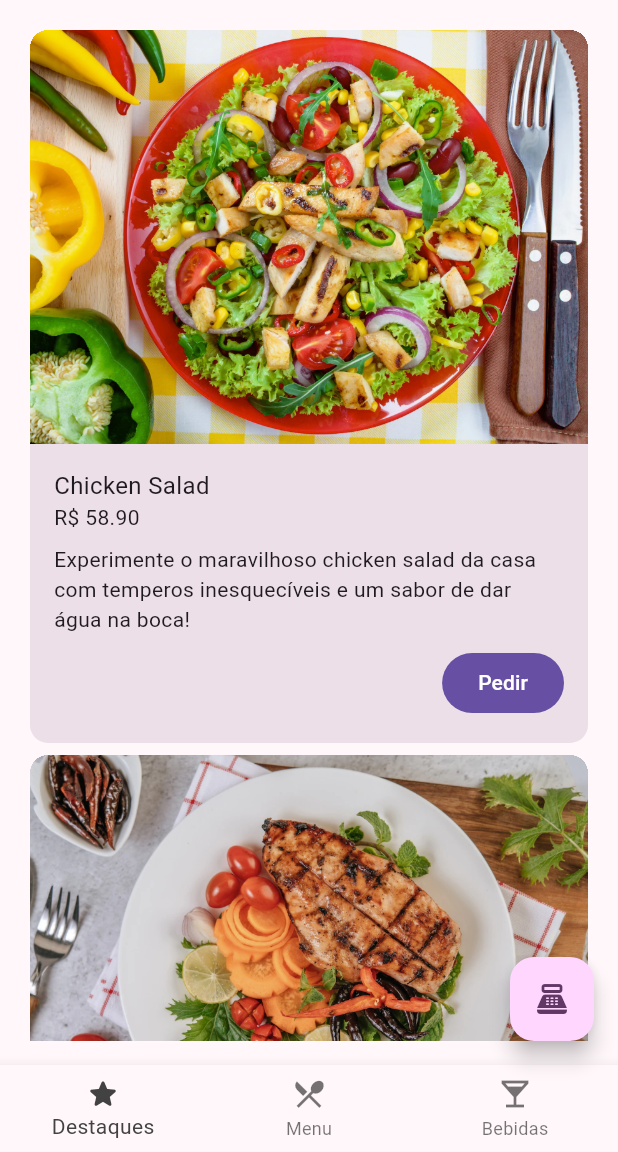
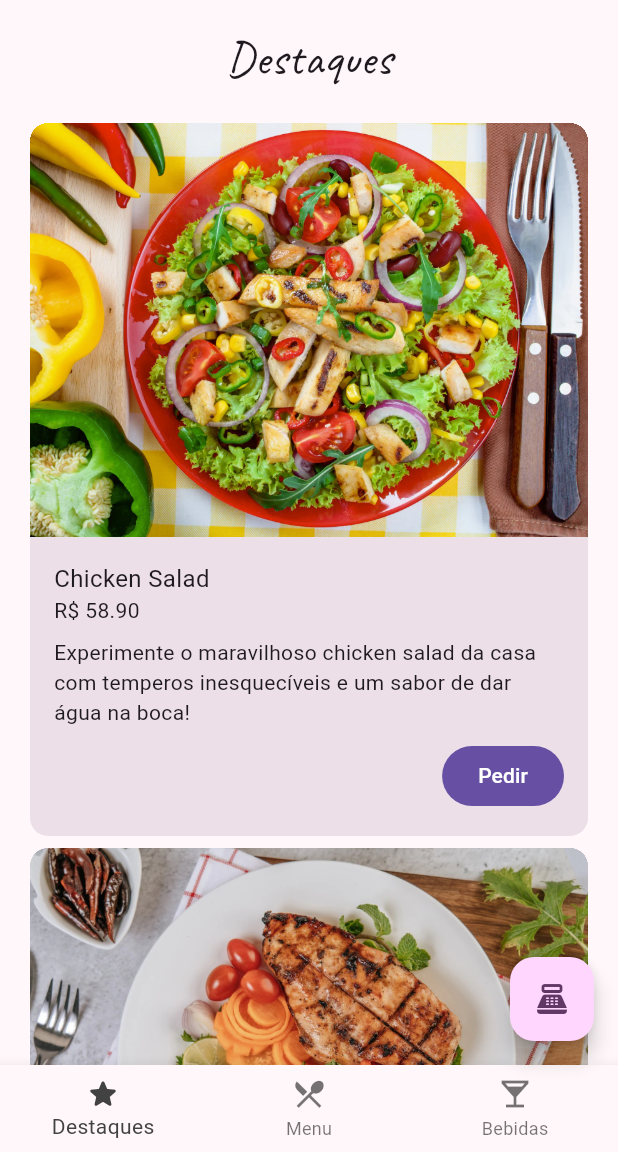
Before and after one commit to maxwelldantas/alura_panucci_ristorante, a Flutter app: the screen it shows after launch, on a phone screen of 412 x 824 dp, the part 84-1236 px from its top. Run offline on Flutter 3.47's test engine with Material 3 defaults, Android fonts, the phone set to English and light mode, and no system bars.

Commit message:
Alterado ListView.builder para CustomScrollView com SliverList
Foi adicionado um título "Destaques" acima da lista.
A lista de destaques agora é construída usando `CustomScrollView` e `SliverList` com `SliverChildBuilderDelegate`, substituindo o `ListView.builder` anterior.
O padding foi ajustado para `EdgeInsets.fromLTRB(16.0, 16.0, 16.0, 0.0)`.
A utilização de Slivers dentro de um CustomScrollView é umas das principais maneiras de evitar overflows de pixel.

```diff
--- a/lib/screens/highlights.dart
+++ b/lib/screens/highlights.dart
@@ -10,18 +10,29 @@ class Highlights extends StatelessWidget {
   @override
   Widget build(BuildContext context) {
     return Padding(
-      padding: const EdgeInsets.all(16.0),
-      child: ListView.builder(
-        itemBuilder: (context, index) {
-          return HighlightItem(
-            imageURI: items[index]['image'],
-            itemTitle: items[index]['name'],
-            itemPrice: items[index]['price'],
-            itemDescription: items[index]['description'],
-          );
-        },
-        itemCount: items.length,
-      ),
-    );
+        padding: const EdgeInsets.fromLTRB(16.0, 16.0, 16.0, 0.0),
+        child: CustomScrollView(slivers: <Widget>[
+          const SliverToBoxAdapter(
+              child: Padding(
+            padding: EdgeInsets.only(bottom: 16.0),
+            child: Text(
+              "Destaques",
+              style: TextStyle(
+                fontFamily: "Caveat",
+                fontSize: 32,
+              ),
+              textAlign: TextAlign.center,
+            ),
+          )),
+          SliverList(
+            delegate: SliverChildBuilderDelegate(
+                (context, index) => HighlightItem(
+                    imageURI: items[index]['image'],
+                    itemTitle: items[index]['name'],
+                    itemPrice: items[index]['price'],
+                    itemDescription: items[index]['description']),
+                childCount: items.length),
+          )
+        ]));
   }
 }
```
